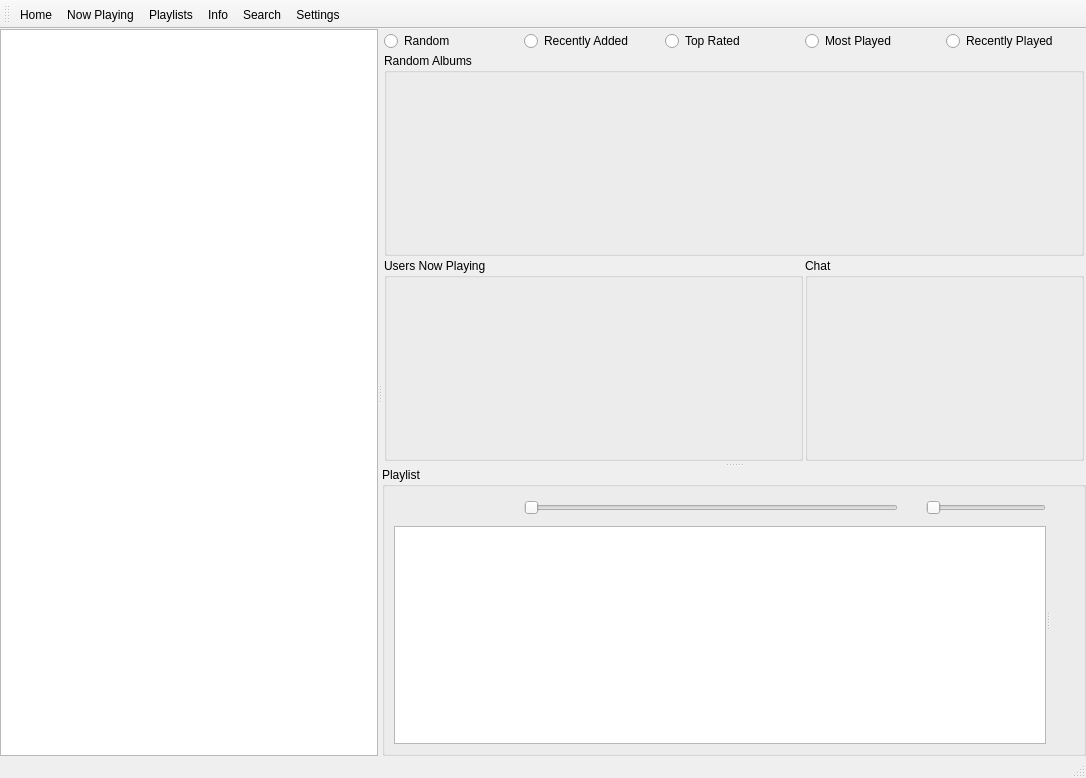
Old version of the form resources/mainWindow.ui in the repository simson/subsonic-client.
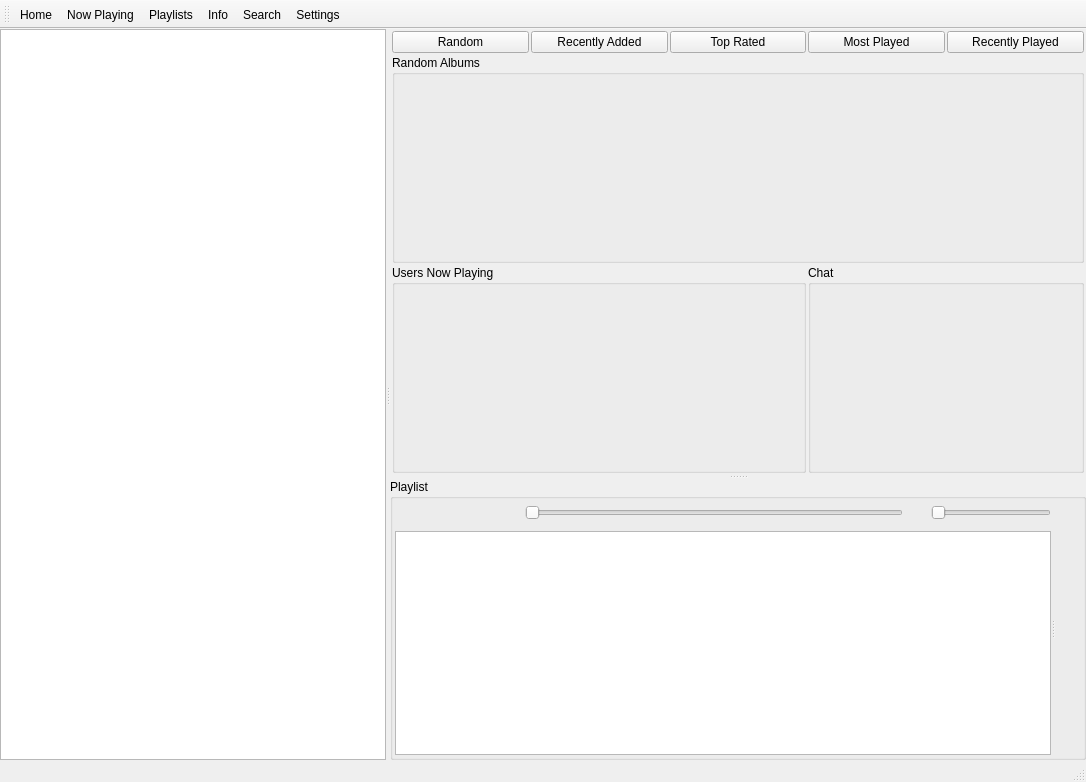
New version of the form. The open tabs and pages were chosen to show the change. Icons and pictures are not drawn.

Commit message: Minor layout tweaks, changed home page from radio buttons to push buttons. Added a placeholder info/about page Made main.pyw executable on linux

Patch:
```diff
--- a/resources/mainWindow.ui
+++ b/resources/mainWindow.ui
@@ -7,7 +7,7 @@
     <x>0</x>
     <y>0</y>
     <width>1086</width>
-    <height>778</height>
+    <height>782</height>
    </rect>
   </property>
   <property name="windowTitle">
@@ -311,41 +311,41 @@
             </property>
            </widget>
           </item>
+          <item row="0" column="0">
+           <widget class="QPushButton" name="pushButton_2">
+            <property name="text">
+             <string>Random</string>
+            </property>
+           </widget>
+          </item>
+          <item row="0" column="1">
+           <widget class="QPushButton" name="pushButton_3">
+            <property name="text">
+             <string>Recently Added</string>
+            </property>
+           </widget>
+          </item>
+          <item row="0" column="2">
+           <widget class="QPushButton" name="pushButton_4">
+            <property name="text">
+             <string>Top Rated</string>
+            </property>
+           </widget>
+          </item>
           <item row="0" column="3">
-           <widget class="QRadioButton" name="radioButton">
+           <widget class="QPushButton" name="pushButton_5">
             <property name="text">
              <string>Most Played</string>
             </property>
            </widget>
           </item>
           <item row="0" column="4">
-           <widget class="QRadioButton" name="radioButton_2">
+           <widget class="QPushButton" name="pushButton_6">
             <property name="text">
              <string>Recently Played</string>
             </property>
            </widget>
           </item>
-          <item row="0" column="0">
-           <widget class="QRadioButton" name="radioButton_3">
-            <property name="text">
-             <string>Random</string>
-            </property>
-           </widget>
-          </item>
-          <item row="0" column="2">
-           <widget class="QRadioButton" name="radioButton_4">
-            <property name="text">
-             <string>Top Rated</string>
-            </property>
-           </widget>
-          </item>
-          <item row="0" column="1">
-           <widget class="QRadioButton" name="radioButton_5">
-            <property name="text">
-             <string>Recently Added</string>
-            </property>
-           </widget>
-          </item>
          </layout>
         </widget>
         <widget class="QWidget" name="searchResultsPage">
@@ -542,12 +542,24 @@
          <string>Playlist</string>
         </property>
         <layout class="QVBoxLayout" name="verticalLayout_7">
+         <property name="spacing">
+          <number>2</number>
+         </property>
+         <property name="margin">
+          <number>2</number>
+         </property>
          <item>
           <widget class="QSplitter" name="playlistControlSplitter">
            <property name="orientation">
             <enum>Qt::Horizontal</enum>
            </property>
-           <widget class="QWidget" name="">
+           <property name="opaqueResize">
+            <bool>true</bool>
+           </property>
+           <property name="childrenCollapsible">
+            <bool>true</bool>
+           </property>
+           <widget class="QWidget" name="layoutWidget">
             <layout class="QVBoxLayout" name="verticalLayout_6">
              <item>
               <layout class="QHBoxLayout" name="horizontalLayout_2">
@@ -852,7 +864,7 @@
              </item>
             </layout>
            </widget>
-           <widget class="QWidget" name="">
+           <widget class="QWidget" name="layoutWidget">
             <layout class="QVBoxLayout" name="verticalLayout_3">
              <property name="spacing">
               <number>0</number>
@@ -860,6 +872,9 @@
              <property name="sizeConstraint">
               <enum>QLayout::SetMaximumSize</enum>
              </property>
+             <property name="margin">
+              <number>1</number>
+             </property>
              <item>
               <widget class="QPushButton" name="clearPlaylistBtn">
                <property name="sizePolicy">
```
Left out of the diff: 41 changed lines with no effect on the pictures. The commit also changes 1 other file.
